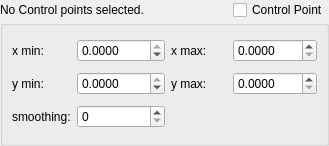
First picture: the form in Gui/GuiComponents/ControlPointView.ui, repository DrBenEvans/AerOptGUI, before the edit.
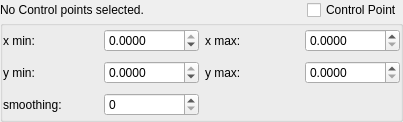
Second picture: the form after the edit.

Commit message: ControlPointView maintains width when control box toggled

Patch:
```diff
--- a/Gui/GuiComponents/ControlPointView.ui
+++ b/Gui/GuiComponents/ControlPointView.ui
@@ -6,8 +6,8 @@
    <rect>
     <x>0</x>
     <y>0</y>
-    <width>329</width>
-    <height>146</height>
+    <width>403</width>
+    <height>122</height>
    </rect>
   </property>
   <property name="sizePolicy">
@@ -56,7 +56,7 @@
        </property>
        <property name="minimumSize">
         <size>
-         <width>150</width>
+         <width>300</width>
          <height>0</height>
         </size>
        </property>
@@ -89,6 +89,21 @@
       <string/>
      </property>
      <layout class="QGridLayout" name="gridLayout">
+      <property name="leftMargin">
+       <number>0</number>
+      </property>
+      <property name="topMargin">
+       <number>0</number>
+      </property>
+      <property name="rightMargin">
+       <number>0</number>
+      </property>
+      <property name="bottomMargin">
+       <number>0</number>
+      </property>
+      <property name="verticalSpacing">
+       <number>-1</number>
+      </property>
       <item row="0" column="1">
        <widget class="QDoubleSpinBox" name="xBoundMin">
         <property name="enabled">
```
